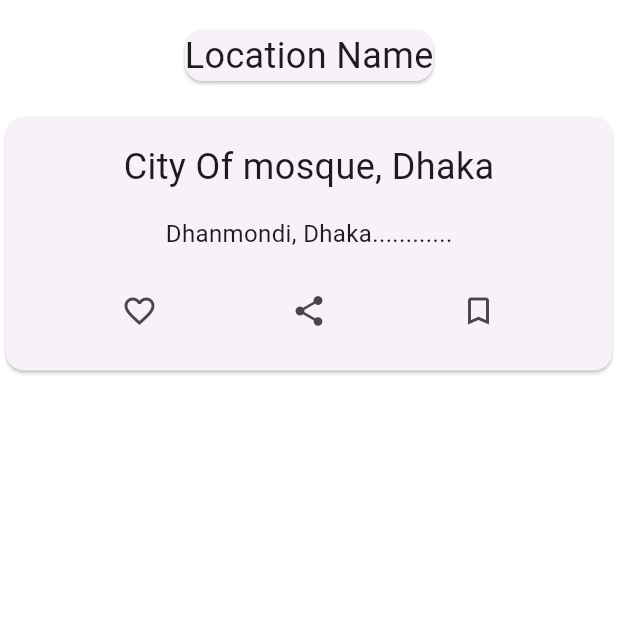
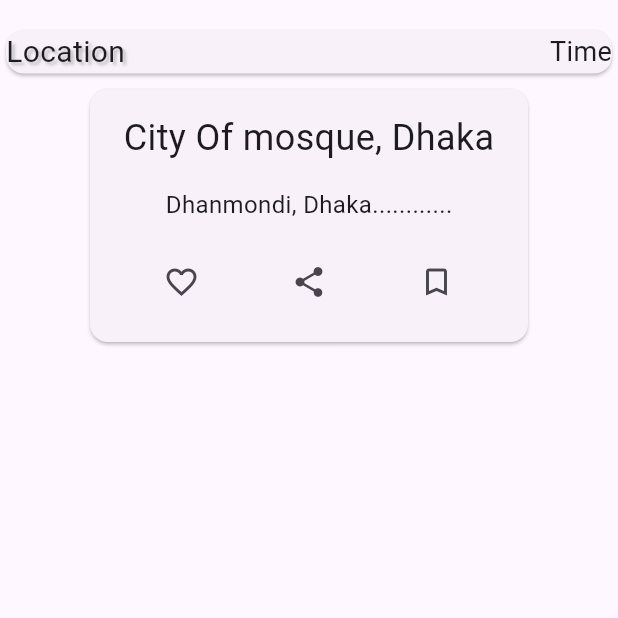
Before and after one commit to Ihsan28/flutter_share_your_journey, a Flutter app: the screen it shows after launch, on a phone screen of 412 x 824 dp, the top half of it. Run offline on Flutter 3.47's test engine with Material 2 defaults, Android fonts, the light colour scheme and no system bars.

Commit message:
basic card added

```diff
--- a/lib/main.dart
+++ b/lib/main.dart
@@ -33,10 +33,14 @@ class MyApp extends StatelessWidget {
         colorScheme: ColorScheme.fromSeed(seedColor: Colors.deepPurple),
         useMaterial3: true,
       ),
-      home: PlaceCard(PlaceCardDetails(
+      home: Scaffold(
+        body: SafeArea(
+          child: PlaceCard(PlaceCardDetails(
             title: 'City Of mosque, Dhaka',
             description: 'Dhanmondi, Dhaka............',
           )),
+        ),
+      ),
     );
   }
 }
@@ -52,21 +56,37 @@ class PlaceCard extends StatefulWidget {
 
 class _PlaceCardState extends State<PlaceCard> {
   PlaceCardDetails get pcd => widget.pcd;
+
   @override
   Widget build(BuildContext context) {
-    return SizedBox(
-      width: Size.infinite.width,
-      child: Column(
+    return Column(
       children: [
         const SizedBox(height: 16),
         Card(
-            child: Text(
-              pcd.location ?? 'Location Name',
-              style: const TextStyle(fontSize: 24),
+          child: Row(
+            children: [
+              Text(
+                pcd.location ?? 'Location',
+                style: const TextStyle(fontSize: 20, shadows: [
+                  Shadow(
+                    color: Color.fromARGB(111, 111, 111, 111),
+                    blurRadius: 2,
+                    offset: Offset(2, 2),
+                  ),
+                ]),
+              ),
+              const Spacer(),
+              Text(
+                pcd.time?.toString() ?? 'Time',
+                style: const TextStyle(fontSize: 18),
+              ),
+            ],
           ),
         ),
-          const SizedBox(height: 16),
-          Card(
+        const SizedBox(height: 2),
+        SizedBox(
+          width: 300,
+          child: Card(
             child: Column(
               children: [
                 pcd.images != null
@@ -104,8 +124,8 @@ class _PlaceCardState extends State<PlaceCard> {
               ],
             ),
           ),
+        ),
       ],
-      ),
     );
   }
 }
```
Lines whose indentation alone changed are shown as unchanged.
